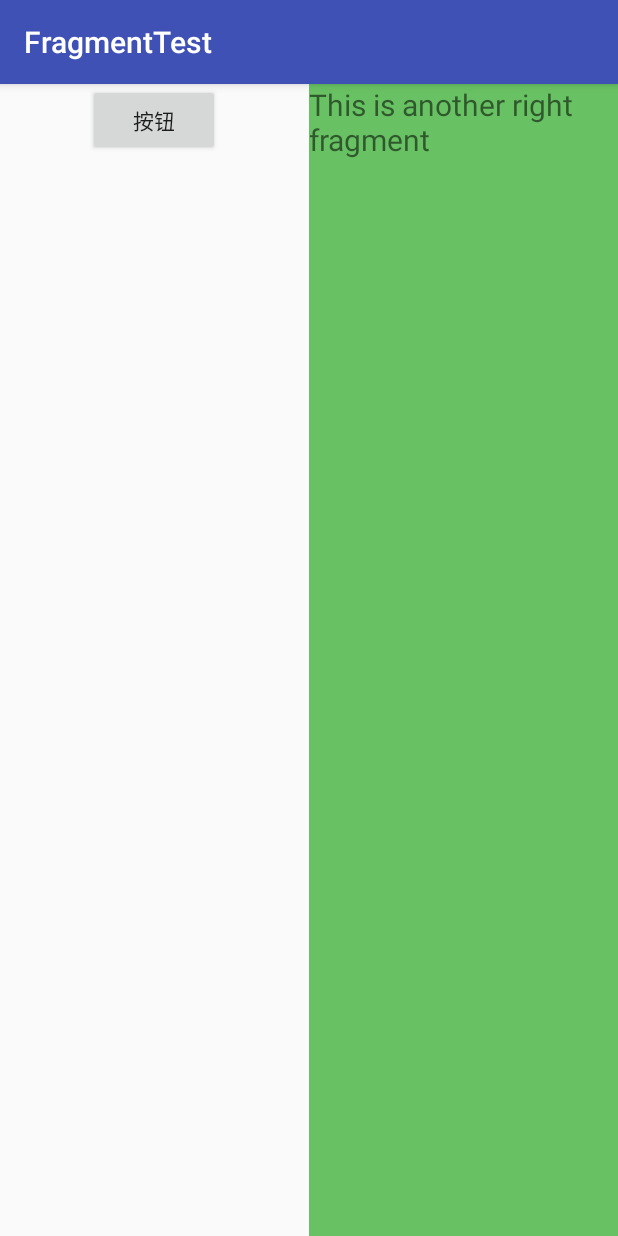
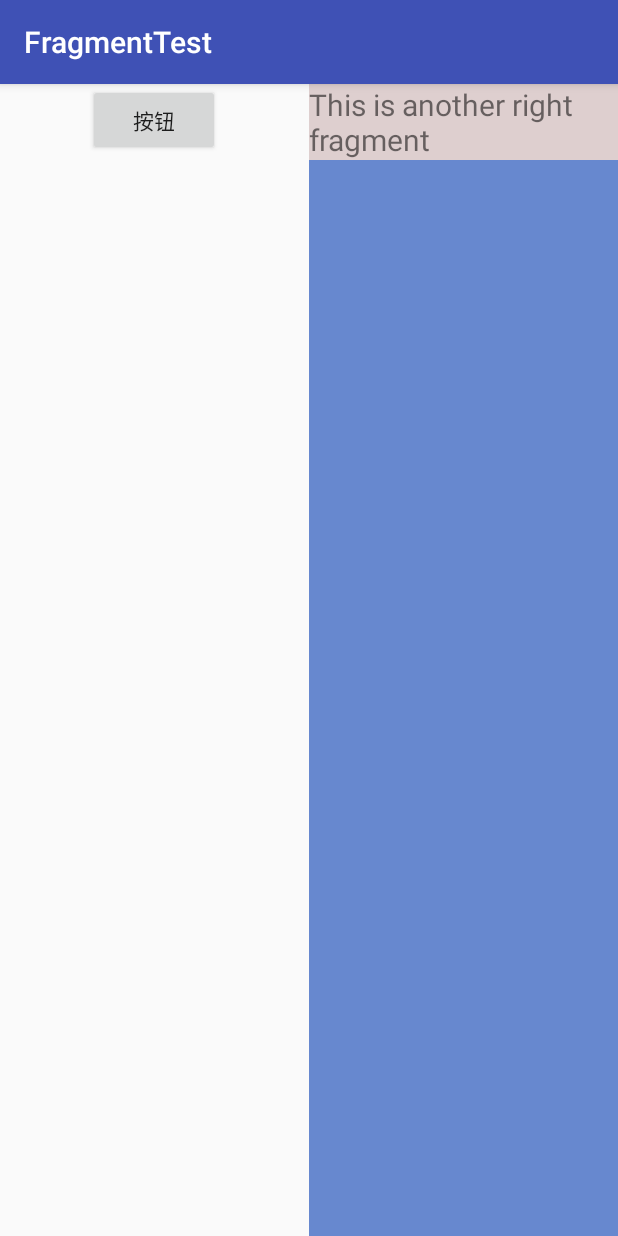
Before and after one commit to lelouch0823/FragmentTest, an Android app: the screen it shows after launch (MainActivity), after a tap on "按钮", on a phone screen of 412 x 824 dp. Run offline under Robolectric (Android 15) with nearby library versions, the phone set to English and light mode, and no system bars; libraries missing offline, so code that uses them is left out: com.orhanobut.logger; 7 statements that could not run were skipped.

Commit message:
查看Fragment生命周期

```diff
--- a/FragmentTest/app/src/main/java/com/bjw/fragmenttest/MainActivity.java
+++ b/FragmentTest/app/src/main/java/com/bjw/fragmenttest/MainActivity.java
@@ -29,6 +29,7 @@ public class MainActivity extends AppCompatActivity implements View.OnClickListe
                 FragmentManager fragmentManager = getFragmentManager();
                 FragmentTransaction transaction = fragmentManager.beginTransaction();
                 transaction.replace(R.id.right_layout, anotherRightFragment);
+                transaction.addToBackStack(null);
                 transaction.commit();
                 break;
             default:
--- a/FragmentTest/app/src/main/java/com/bjw/fragmenttest/RightFragment.java
+++ b/FragmentTest/app/src/main/java/com/bjw/fragmenttest/RightFragment.java
@@ -7,6 +7,8 @@ import android.view.LayoutInflater;
 import android.view.View;
 import android.view.ViewGroup;
 
+import com.orhanobut.logger.Logger;
+
 /**
  * Created by Administrator on 2016/7/2 0002.
  */
@@ -15,6 +17,18 @@ public class RightFragment extends Fragment {
     @Override
     public View onCreateView(LayoutInflater inflater, ViewGroup container, Bundle savedInstanceState) {
         View view = inflater.inflate(R.layout.right_fragment, container, false);
+        Logger.d("r");
         return view;
     }
+
+    @Override
+    public void onStart() {
+        Logger.d("r");
+        super.onStart();
+    }
+    @Override
+    public void onStop() {
+        Logger.d("r");
+        super.onStop();
+    }
 }
--- a/FragmentTest/app/src/main/res/layout/another_right_fragment.xml
+++ b/FragmentTest/app/src/main/res/layout/another_right_fragment.xml
@@ -2,7 +2,7 @@
 <LinearLayout xmlns:android="http://schemas.android.com/apk/res/android"
     android:orientation="vertical" android:layout_width="match_parent"
     android:layout_height="match_parent"
-    android:background="#68c163">
+    android:background="#6788cf">
 
     <TextView
         android:layout_width="wrap_content"
@@ -10,6 +10,7 @@
         android:layout_gravity="center_horizontal"
         android:id="@+id/text"
         android:text="This is another right fragment"
-        android:textSize="20sp"/>
+        android:textSize="20sp"
+        android:background="#decfcf"/>
 
 </LinearLayout>
```
Also changed, not shown: FragmentTest/app/src/main/java/com/bjw/fragmenttest/AnotherRightFragment.java (+19 -0 lines).
